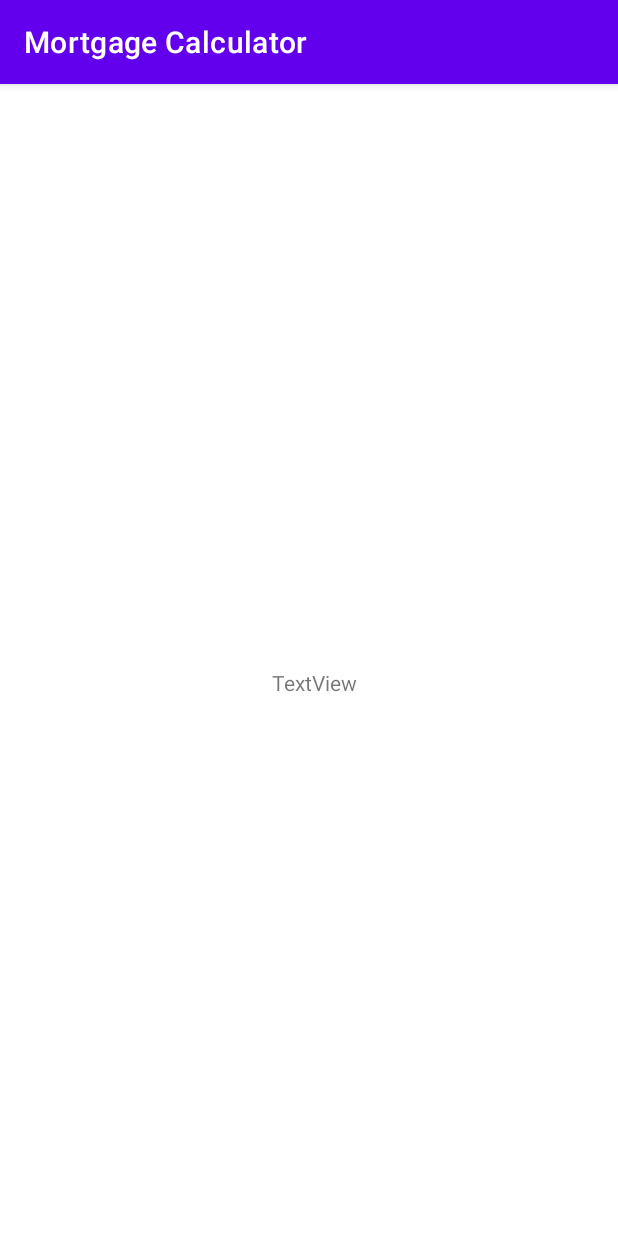
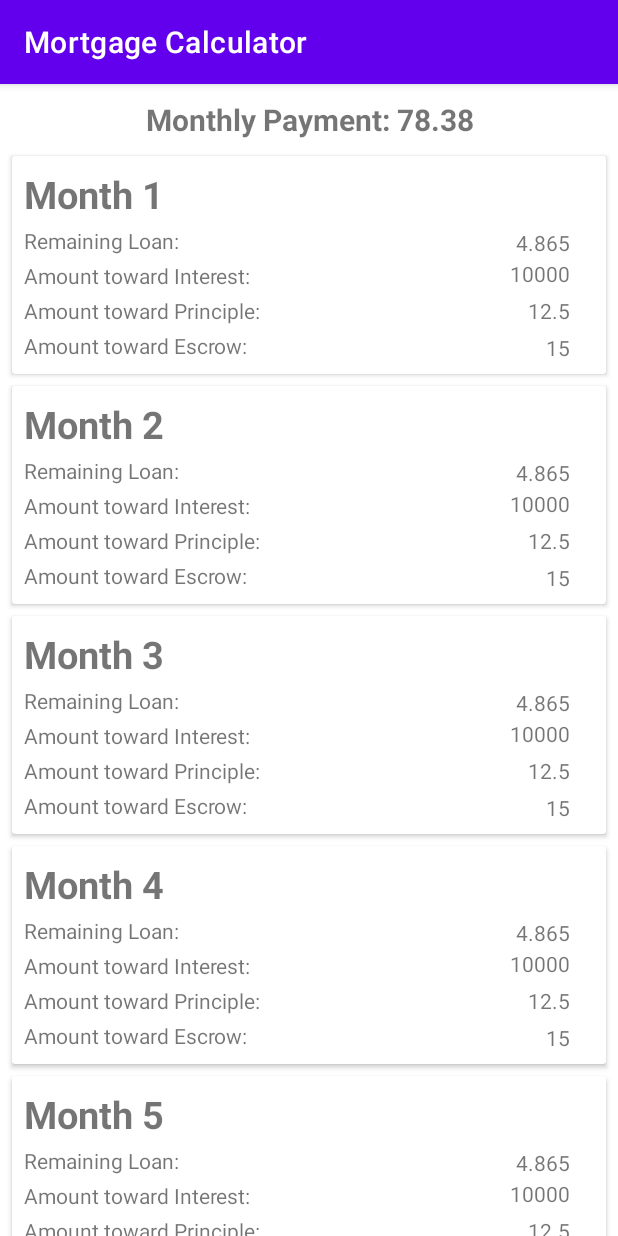
Before and after one commit to Peter-Massarello/Android_Apps_Project_1, an Android app: the MainActivity2 screen opened directly, with no data from a screen before it, on a phone screen of 412 x 824 dp. Run offline under Robolectric (Android 15) with nearby library versions, the phone set to English and light mode, and no system bars.

Commit message:
Working second activity, need to finalize calculations

```diff
--- a/app/build.gradle
+++ b/app/build.gradle
@@ -48,4 +48,7 @@ dependencies {
     testImplementation 'junit:junit:4.13.2'
     androidTestImplementation 'androidx.test.ext:junit:1.1.2'
     androidTestImplementation 'androidx.test.espresso:espresso-core:3.3.0'
+
+    implementation "androidx.recyclerview:recyclerview:1.1.0"
+    implementation "androidx.cardview:cardview:1.0.0"
 }
--- /dev/null
+++ b/app/src/main/java/com/example/androidproject1/ExampleAdapter.kt
@@ -0,0 +1,38 @@
+package com.example.androidproject1
+
+import android.view.LayoutInflater
+import android.view.View
+import android.view.ViewGroup
+import android.widget.TextView
+import androidx.recyclerview.widget.RecyclerView
+import kotlinx.android.synthetic.main.example_item.view.*
+
+class ExampleAdapter(private val exampleList: List<ExampleItem>) : RecyclerView.Adapter<ExampleAdapter.ExampleViewHolder>() {
+
+    override fun onCreateViewHolder(parent: ViewGroup, viewType: Int): ExampleViewHolder {
+        val itemView = LayoutInflater.from(parent.context).inflate(R.layout.example_item,
+        parent, false)
+
+        return ExampleViewHolder(itemView)
+    }
+
+    override fun onBindViewHolder(holder: ExampleViewHolder, position: Int) {
+        val currentItem = exampleList[position]
+
+        holder.loanView.text = currentItem.loanAmount
+        holder.interestView.text = currentItem.interestAmount
+        holder.principalView.text = currentItem.principalAmount
+        holder.escrowView.text = currentItem.escrowAmount
+        holder.monthView.text = currentItem.monthCount
+    }
+
+    override fun getItemCount() = exampleList.size
+
+    class ExampleViewHolder(itemView: View) : RecyclerView.ViewHolder(itemView) {
+        val loanView: TextView = itemView.loan_amount
+        val interestView: TextView = itemView.interest_amount
+        val principalView: TextView = itemView.principle_amount
+        val escrowView: TextView = itemView.escrow_amount
+        val monthView: TextView = itemView.month_text
+    }
+}
--- /dev/null
+++ b/app/src/main/java/com/example/androidproject1/ExampleItem.kt
@@ -0,0 +1,3 @@
+package com.example.androidproject1
+
+data class ExampleItem(val loanAmount: String, val interestAmount: String, val principalAmount: String, val escrowAmount: String, val monthCount: String)
--- a/app/src/main/java/com/example/androidproject1/MainActivity.kt
+++ b/app/src/main/java/com/example/androidproject1/MainActivity.kt
@@ -1,6 +1,5 @@
 package com.example.androidproject1
 
-import android.content.Intent
 import androidx.appcompat.app.AppCompatActivity
 import android.os.Bundle
 import android.util.Log
@@ -26,8 +25,6 @@ class MainActivity : AppCompatActivity(), AdapterView.OnItemSelectedListener {
         super.onCreate(savedInstanceState)
         binding = ActivityMainBinding.inflate(this.layoutInflater)
         setContentView(binding.root)
-
-        var submitFlag: Boolean = false
 
         val adapter = ArrayAdapter.createFromResource(
                 this,
@@ -71,11 +68,7 @@ class MainActivity : AppCompatActivity(), AdapterView.OnItemSelectedListener {
         val escrow = escrow_input.text.toString().toDouble()
         val loan = loan_input.text.toString().toInt()
         val year = spinner.selectedItem.toString().toInt()
-        val intent = Intent(this, MainActivity2::class.java)
-        intent.putExtra("apr", apr)
-        intent.putExtra("escrow", escrow)
-        intent.putExtra("loan", loan)
-        intent.putExtra("year", year)
+        val intent = MainActivity2.newIntent(this, apr, loan, year, escrow)
         startActivity(intent)
     }
 
@@ -97,7 +90,7 @@ class MainActivity : AppCompatActivity(), AdapterView.OnItemSelectedListener {
            apr_input.error = "Field cannot be blank."
            return false
        }
-       val pattern = "[0-9]+(\\.[0-9]?[0-9]?[0-9]?)".toRegex()
+       val pattern = "[0-9]+(\\.[0-9][0-9]?[0-9]?)".toRegex()
        if(pattern.matches(input)){
            return true
        }
@@ -105,7 +98,6 @@ class MainActivity : AppCompatActivity(), AdapterView.OnItemSelectedListener {
            apr_input.error = "Must be in format #.### Only 3 decimal places allowed"
            return false
        }
-       return false
     }
 
     private fun validateEscrowText(textView: TextView): Boolean{
@@ -116,15 +108,14 @@ class MainActivity : AppCompatActivity(), AdapterView.OnItemSelectedListener {
             return false
         }
 
-        val pattern = "[0-9]+(\\.[0-9]?[0-9]?)".toRegex()
+        val pattern = "[0-9]+(\\.[0-9][0-9]?)?".toRegex()
         if(pattern.matches(input)){
             return true
         }
         else {
-            escrow_input.error = "Must be in format #.## Only 3 decimal places allowed"
+            escrow_input.error = "Must be in format #.## Only 2 decimal places allowed"
             return false
         }
-        return false
     }
     private fun validateLoanText(textView: TextView): Boolean{
        val input = textView.text.toString()
--- a/app/src/main/java/com/example/androidproject1/MainActivity2.kt
+++ b/app/src/main/java/com/example/androidproject1/MainActivity2.kt
@@ -1,21 +1,103 @@
 package com.example.androidproject1
 
+import android.content.Context
+import android.content.Intent
 import androidx.appcompat.app.AppCompatActivity
 import android.os.Bundle
 import android.util.Log
+import android.widget.TextView
+import androidx.core.content.contentValuesOf
+import androidx.recyclerview.widget.LinearLayoutManager
 import kotlinx.android.synthetic.main.activity_main.*
+import kotlinx.android.synthetic.main.activity_main2.*
+import java.math.RoundingMode
+import java.text.DecimalFormat
+import kotlin.math.pow
 
 class MainActivity2 : AppCompatActivity() {
+
+    private var apr = 0.0
+    private var loan = 0
+    private var escrow = 0.0
+    private var year = 0
+
+    private var numOfMonths = 0
+    private var monthlyPayment = 0.0
+
+    companion object{
+        fun newIntent(context: Context, aprInput: Double, loanInput: Int, yearInput: Int, escrowInput: Double): Intent{
+            val intent: Intent = Intent(context, MainActivity2::class.java)
+            intent.putExtra("aprInput", aprInput)
+            intent.putExtra("loanInput", loanInput)
+            intent.putExtra("yearInput", yearInput)
+            intent.putExtra("escrowInput", escrowInput)
+            return intent
+        }
+    }
+
     override fun onCreate(savedInstanceState: Bundle?) {
         super.onCreate(savedInstanceState)
         setContentView(R.layout.activity_main2)
 
         var intent = intent
-        val apr = intent?.getDoubleExtra("apr", 0.0)
-        val loan = intent?.getIntExtra("loan", 0)
-        val escrow = intent?.getDoubleExtra("escrow", 0.0)
-        val year = intent?.getIntExtra("year", 0)
+        apr = intent.getDoubleExtra("aprInput", 4.865)
+        loan = intent.getIntExtra("loanInput", 10000)
+        escrow = intent.getDoubleExtra("escrowInput", 12.50)
+        year = intent.getIntExtra("yearInput", 15)
 
-        Log.e("values", "$apr $loan $escrow $year")
+        numOfMonths = year * 12
+
+        calculateMonthlyPayment()
+
+        val exampleList = generateMortageList(numOfMonths)
+
+        recycler_view.adapter = ExampleAdapter(exampleList)
+        recycler_view.layoutManager = LinearLayoutManager(this)
+        recycler_view.setHasFixedSize(true)
+    }
+
+    private fun calculateMonthlyPayment(){
+        val monthlyInterest = apr / 1200
+        val p1 = (1+monthlyInterest).pow(numOfMonths)
+        val textView: TextView = findViewById(R.id.monthly_payment)
+        val decimal = DecimalFormat("#.##")
+        decimal.roundingMode = RoundingMode.CEILING
+
+        monthlyPayment = loan * ((monthlyInterest * p1)/(p1 - 1))
+
+
+        textView.text = "Monthly Payment: ${decimal.format(monthlyPayment)}"
+    }
+
+    private fun towardInterest(){
+
+
+    }
+
+    private fun towardPrinciple(){
+
+
+    }
+
+    private fun towardEscrow(){
+
+
+    }
+
+    private fun remainingBalance(){
+
+
+    }
+
+    private fun generateMortageList(size: Int): List<ExampleItem>{
+
+        val list = ArrayList<ExampleItem>()
+
+        for (i in 0 until size) {
+            val num = i+1
+            val item = ExampleItem("$apr", "$loan", "$escrow", "$year", "Month $num")
+            list += item
+        }
+        return list
     }
 }
--- a/app/src/main/res/layout/activity_main2.xml
+++ b/app/src/main/res/layout/activity_main2.xml
@@ -7,18 +7,28 @@
     tools:context=".MainActivity2">
 
     <TextView
-        android:id="@+id/textView"
+        android:id="@+id/monthly_payment"
         android:layout_width="wrap_content"
         android:layout_height="wrap_content"
-        android:layout_marginStart="181dp"
-        android:layout_marginTop="353dp"
-        android:layout_marginEnd="172dp"
-        android:layout_marginBottom="359dp"
-        android:text="TextView"
-        app:layout_constraintBottom_toBottomOf="parent"
+        android:layout_marginTop="10dp"
+        android:gravity="center"
+        android:text="@string/monthly_payment"
+        android:textSize="20sp"
+        android:textStyle="bold"
         app:layout_constraintEnd_toEndOf="parent"
-        app:layout_constraintHorizontal_bias="0.0"
         app:layout_constraintStart_toStartOf="parent"
         app:layout_constraintTop_toTopOf="parent"
-        app:layout_constraintVertical_bias="1.0" />
+        tools:ignore="MissingConstraints" />
+
+    <androidx.recyclerview.widget.RecyclerView
+        android:id="@+id/recycler_view"
+        android:layout_width="match_parent"
+        android:layout_height="match_parent"
+        android:layout_marginTop="40dp"
+        android:clipToPadding="false"
+        android:padding="4dp"
+        app:layout_constraintTop_toBottomOf="@+id/textView"
+        tools:listitem="@layout/example_item">
+
+    </androidx.recyclerview.widget.RecyclerView>
 </androidx.constraintlayout.widget.ConstraintLayout>
--- /dev/null
+++ b/app/src/main/res/layout/example_item.xml
@@ -0,0 +1,113 @@
+<?xml version="1.0" encoding="utf-8"?>
+<androidx.cardview.widget.CardView xmlns:android="http://schemas.android.com/apk/res/android"
+    xmlns:app="http://schemas.android.com/apk/res-auto"
+    xmlns:tools="http://schemas.android.com/tools"
+    android:layout_width="match_parent"
+    android:layout_height="wrap_content"
+    android:layout_margin="4dp">
+
+    <androidx.constraintlayout.widget.ConstraintLayout
+        android:layout_width="match_parent"
+        android:layout_height="match_parent"
+        android:padding="8dp">
+
+        <TextView
+            android:id="@+id/month_text"
+            android:layout_width="wrap_content"
+            android:layout_height="wrap_content"
+            android:text="@string/month"
+            android:textSize="25sp"
+            android:textStyle="bold"
+            tools:ignore="MissingConstraints" />
+
+        <TextView
+            android:id="@+id/remaining_loan"
+            android:layout_width="wrap_content"
+            android:layout_height="wrap_content"
+            android:layout_marginTop="4dp"
+            android:text="@string/remaining_loan"
+            app:layout_constraintTop_toBottomOf="@+id/month_text"
+            tools:ignore="MissingConstraints"
+            tools:layout_editor_absoluteX="16dp" />
+
+        <TextView
+            android:id="@+id/toward_interest"
+            android:layout_width="wrap_content"
+            android:layout_height="wrap_content"
+            android:layout_marginTop="4dp"
+            android:text="@string/amount_toward_interest"
+            app:layout_constraintTop_toBottomOf="@+id/remaining_loan"
+            tools:ignore="MissingConstraints"
+            tools:layout_editor_absoluteX="16dp" />
+
+        <TextView
+            android:id="@+id/toward_principle"
+            android:layout_width="wrap_content"
+            android:layout_height="wrap_content"
+            android:layout_marginTop="4dp"
+            android:text="@string/amount_toward_principle"
+            app:layout_constraintTop_toBottomOf="@+id/toward_interest"
+            tools:ignore="MissingConstraints"
+            tools:layout_editor_absoluteX="16dp" />
+
+        <TextView
+            android:id="@+id/toward_escrow"
+            android:layout_width="wrap_content"
+            android:layout_height="wrap_content"
+            android:layout_marginTop="4dp"
+            android:text="@string/amount_toward_escrow"
+            app:layout_constraintTop_toBottomOf="@+id/toward_principle"
+            tools:ignore="MissingConstraints"
+            tools:layout_editor_absoluteX="16dp" />
+
+        <TextView
+            android:id="@+id/escrow_amount"
+            android:layout_width="wrap_content"
+            android:layout_height="wrap_content"
+            android:layout_marginTop="5dp"
+            android:layout_marginEnd="16dp"
+            android:text="@string/escrow_amount_value"
+            app:layout_constraintEnd_toEndOf="parent"
+            app:layout_constraintLeft_toRightOf="@+id/toward_escrow"
+            app:layout_constraintTop_toBottomOf="@+id/principle_amount"
+            tools:ignore="MissingConstraints" />
+
+        <TextView
+            android:id="@+id/principle_amount"
+            android:layout_width="wrap_content"
+            android:layout_height="wrap_content"
+            android:layout_marginTop="5dp"
+            android:layout_marginEnd="16dp"
+            android:text="@string/principle_amount_value"
+            app:layout_constraintEnd_toEndOf="parent"
+            app:layout_constraintLeft_toRightOf="@+id/toward_principle"
+            app:layout_constraintTop_toBottomOf="@+id/interest_amount"
+            tools:ignore="MissingConstraints" />
+
+        <TextView
+            android:id="@+id/interest_amount"
+            android:layout_width="wrap_content"
+            android:layout_height="wrap_content"
+            android:layout_marginTop="1dp"
+            android:layout_marginEnd="16dp"
+            android:text="@string/interest_amount_value"
+            app:layout_constraintEnd_toEndOf="parent"
+            app:layout_constraintLeft_toRightOf="@+id/toward_interest"
+            app:layout_constraintTop_toBottomOf="@+id/loan_amount"
+            tools:ignore="MissingConstraints" />
+
+        <TextView
+            android:id="@+id/loan_amount"
+            android:layout_width="wrap_content"
+            android:layout_height="wrap_content"
+            android:layout_marginTop="40dp"
+            android:layout_marginEnd="16dp"
+            android:text="@string/loan_amount_value"
+            app:layout_constraintEnd_toEndOf="parent"
+            app:layout_constraintLeft_toRightOf="@+id/remaining_loan"
+            app:layout_constraintTop_toTopOf="parent"
+            tools:ignore="MissingConstraints" />
+
+    </androidx.constraintlayout.widget.ConstraintLayout>
+
+</androidx.cardview.widget.CardView>
--- a/app/src/main/res/values/strings.xml
+++ b/app/src/main/res/values/strings.xml
@@ -10,6 +10,16 @@
     <string name="loan_hint">ex:10,000</string>
     <string name="submitButtonText">Submit</string>
     <string name="clearButtonText">Clear</string>
+    <string name="month">Month #</string>
+    <string name="remaining_loan">Remaining Loan:</string>
+    <string name="amount_toward_interest">Amount toward Interest:</string>
+    <string name="amount_toward_principle">Amount toward Principle:</string>
+    <string name="amount_toward_escrow">Amount toward Escrow:</string>
+    <string name="escrow_amount_value">Escrow Amount Value</string>
+    <string name="principle_amount_value">Principle Amount Value</string>
+    <string name="interest_amount_value">Interest Amount Value</string>
+    <string name="loan_amount_value">Loan Amount Value</string>
+    <string name="monthly_payment">Monthly Payment: #</string>
     <string-array name="year_array">
         <item>15</item>
         <item>30</item>
```
